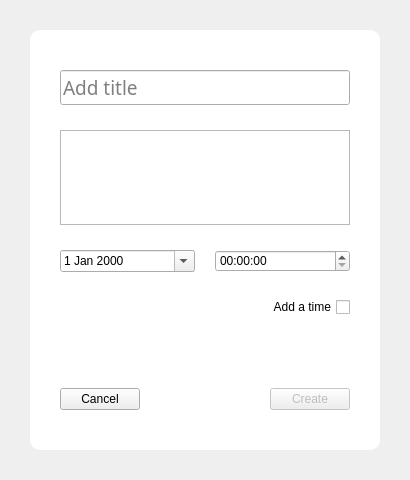
Old version of the form uis/res/ui_note_editor.ui in the repository GorgeousOne/TaskManagementApp.
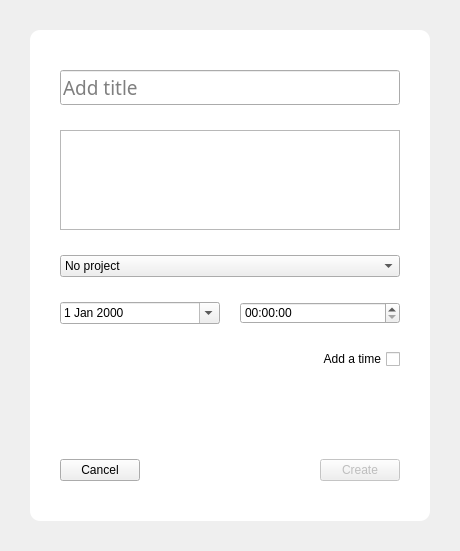
New version of the form.

Diff of the .ui file:
```diff
--- a/uis/res/ui_note_editor.ui
+++ b/uis/res/ui_note_editor.ui
@@ -6,8 +6,8 @@
    <rect>
     <x>0</x>
     <y>0</y>
-    <width>410</width>
-    <height>480</height>
+    <width>460</width>
+    <height>551</height>
    </rect>
   </property>
   <property name="font">
@@ -122,6 +122,15 @@
         </property>
        </widget>
       </item>
+      <item>
+       <widget class="QComboBox" name="projects_combo">
+        <item>
+         <property name="text">
+          <string>No project</string>
+         </property>
+        </item>
+       </widget>
+      </item>
       <item>
        <widget class="QWidget" name="widget" native="true">
         <layout class="QGridLayout" name="gridLayout_3">
```
